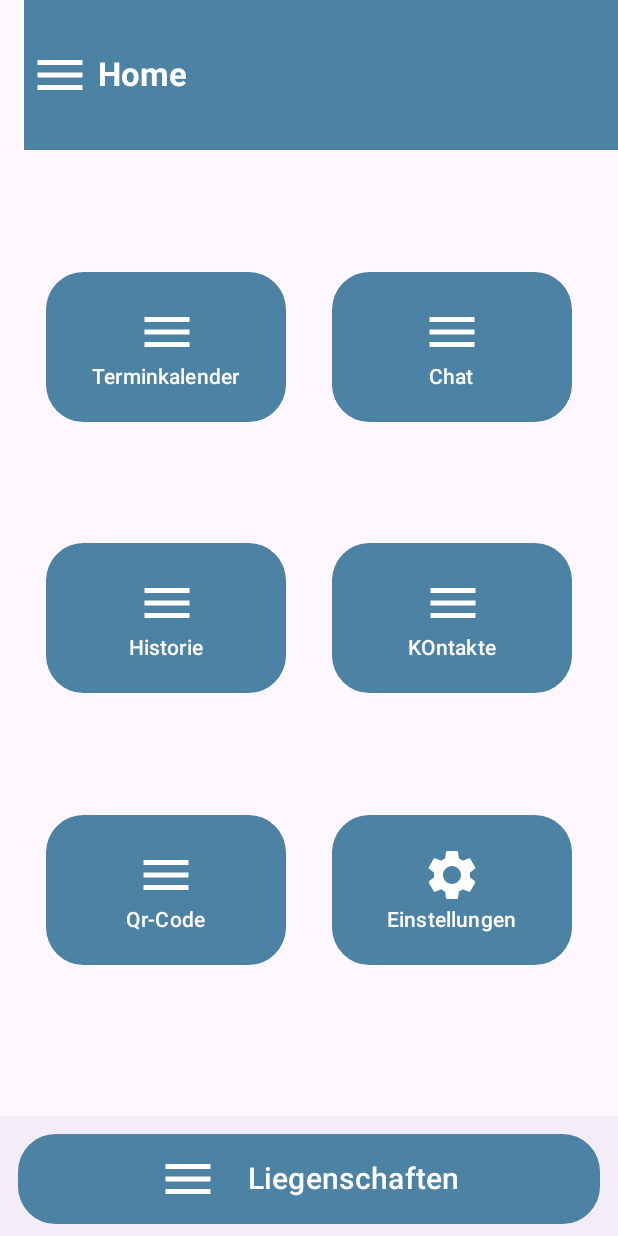
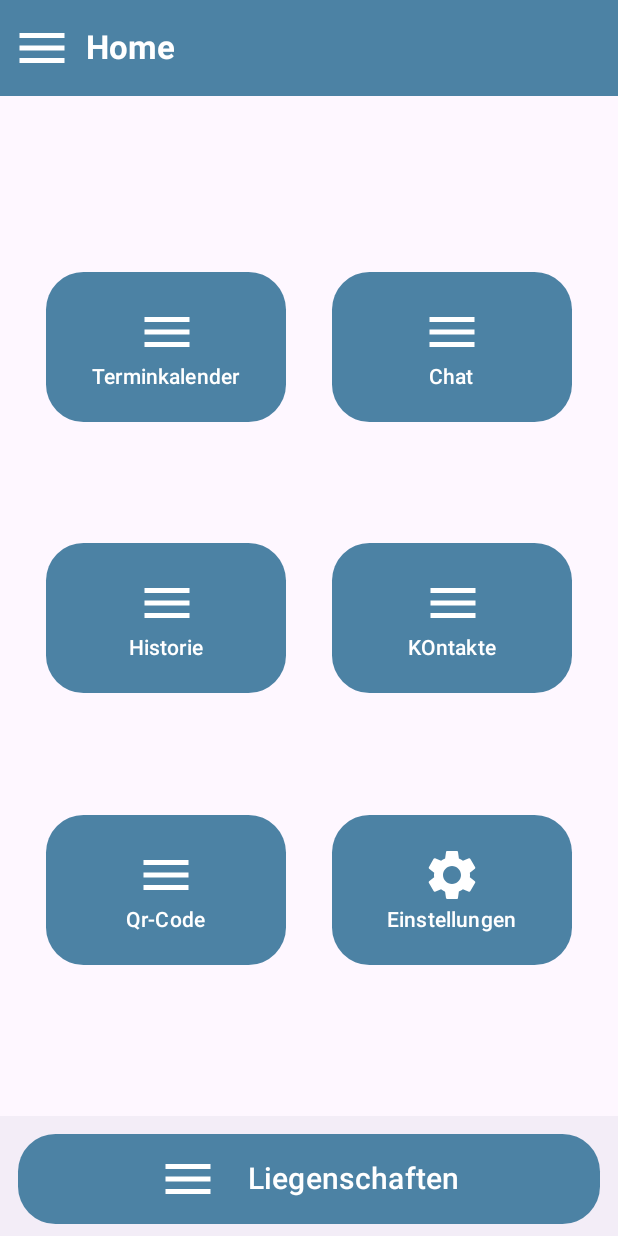
Before and after one commit to Pefex/Damage_App_001, an Android app built with Jetpack Compose: the screen it shows after launch (MainActivity), on a phone screen of 412 x 824 dp. Run offline under Robolectric (Android 15) with nearby library versions, the phone set to English and light mode, and no system bars; our stand-ins replace Room's generated code.

```diff
--- a/app/src/main/java/com/example/damage_app_001/MainActivity.kt
+++ b/app/src/main/java/com/example/damage_app_001/MainActivity.kt
@@ -13,16 +13,27 @@ import androidx.compose.runtime.Composable
 import androidx.compose.ui.Modifier
 import androidx.compose.ui.graphics.Color
 import androidx.compose.ui.tooling.preview.Preview
+import androidx.navigation.compose.rememberNavController
+import androidx.room.Room
+import com.example.damage_app_001.data.ElementDataBase
+import com.example.damage_app_001.domain.ElementsRepository
+import com.example.damage_app_001.navigation.NavigationGraph
 import com.example.damage_app_001.ui.theme.Damage_App_001Theme
+import com.example.damage_app_001.ui_elements.MainViewModel
 import com.example.damage_app_001.ui_elements.Mainscreen
 
 class MainActivity : ComponentActivity() {
     override fun onCreate(savedInstanceState: Bundle?) {
         super.onCreate(savedInstanceState)
+        val db = Room
+            .databaseBuilder(applicationContext, ElementDataBase::class.java, "element-db")
+            .build()
+        // 2. Manual MainViewModel Creation
+        val mainViewModel = MainViewModel(ElementsRepository(db.elementsDao()))
 
         enableEdgeToEdge()
         setContent {
-            Mainscreen()
+            NavigationGraph(navHostController = rememberNavController())
         }
     }
 }
--- /dev/null
+++ b/app/src/main/java/com/example/damage_app_001/data/ElementDataBase.kt
@@ -0,0 +1,9 @@
+package com.example.damage_app_001.data
+
+import androidx.room.Database
+import androidx.room.RoomDatabase
+
+@Database(entities = [ListData::class], version = 1)
+abstract class ElementDataBase : RoomDatabase(){
+    abstract fun elementsDao() : ElementsDao
+}
--- /dev/null
+++ b/app/src/main/java/com/example/damage_app_001/data/ElementsDao.kt
@@ -0,0 +1,23 @@
+package com.example.damage_app_001.data
+
+import androidx.room.Dao
+import androidx.room.Delete
+import androidx.room.Insert
+import androidx.room.OnConflictStrategy
+import androidx.room.Query
+import kotlinx.coroutines.flow.Flow
+
+
+@Dao
+interface ElementsDao {
+    @Query("SELECT * FROM ListData")
+    fun getAllData(): Flow<List<ListData>>
+
+    // 3. Insert Operation for Adding or Updating Items
+    @Insert(onConflict = OnConflictStrategy.REPLACE)
+    suspend fun insert(data: ListData)
+
+
+    @Delete
+    suspend fun delete(data: ListData)
+}
--- /dev/null
+++ b/app/src/main/java/com/example/damage_app_001/domain/ElementsRepository.kt
@@ -0,0 +1,18 @@
+package com.example.damage_app_001.domain
+
+import com.example.damage_app_001.data.ElementsDao
+import com.example.damage_app_001.data.ListData
+import kotlinx.coroutines.flow.Flow
+
+class ElementsRepository(val elementsDao: ElementsDao) {
+    val allData: Flow<List<ListData>> = elementsDao.getAllData()
+
+    // 3. Data Modification Methods
+    suspend fun insert(data: ListData) {
+        elementsDao.insert(data)
+    }
+
+    suspend fun delete(data: ListData) {
+        elementsDao.delete(data)
+    }
+}
--- /dev/null
+++ b/app/src/main/java/com/example/damage_app_001/navigation/NavigationGraph.kt
@@ -0,0 +1,24 @@
+package com.example.damage_app_001.navigation
+
+import androidx.compose.runtime.Composable
+import androidx.navigation.NavHostController
+import androidx.navigation.compose.NavHost
+import androidx.navigation.compose.composable
+import com.example.damage_app_001.ui_elements.CreateAndShowLocalizationScreen
+import com.example.damage_app_001.ui_elements.MAIN_SCREEN
+import com.example.damage_app_001.ui_elements.Mainscreen
+
+@Composable
+fun NavigationGraph(navHostController: NavHostController){
+    NavHost(navController = navHostController, startDestination = MAIN_SCREEN) {
+        composable(route = MAIN_SCREEN){
+            Mainscreen(navHostController)
+        }
+        composable(route = com.example.damage_app_001.ui_elements.CREATE_AND_SHOW_LOCALIZATION_SCREEN){
+            CreateAndShowLocalizationScreen()
+        }
+
+
+
+    }
+}
--- /dev/null
+++ b/app/src/main/java/com/example/damage_app_001/navigation/Routes.kt
@@ -0,0 +1,4 @@
+package com.example.damage_app_001.navigation
+
+const val MAIN_SCREEN = "MainScreen"
+const val CREATE_AND_SHOW_LOCALIZATION_SCREEN = "CreateAndShowLocalization"
--- /dev/null
+++ b/app/src/main/java/com/example/damage_app_001/ui_elements/MainViewModel.kt
@@ -0,0 +1,27 @@
+package com.example.damage_app_001.ui_elements
+
+import androidx.lifecycle.ViewModel
+import androidx.lifecycle.viewModelScope
+import com.example.damage_app_001.data.ListData
+import com.example.damage_app_001.domain.ElementsRepository
+import kotlinx.coroutines.launch
+
+class MainViewModel(
+    val repository: ElementsRepository
+) : ViewModel(){
+
+    val data = repository.allData
+
+
+    fun insert(data: ListData){
+        viewModelScope.launch {
+            repository.insert(data)
+        }
+    }
+
+    fun delete(data: ListData){
+        viewModelScope.launch {
+            repository.delete(data)
+        }
+    }
+}
--- a/app/src/main/java/com/example/damage_app_001/ui_elements/Mainscreen.kt
+++ b/app/src/main/java/com/example/damage_app_001/ui_elements/Mainscreen.kt
@@ -34,6 +34,7 @@ import androidx.compose.material3.IconButton
 import androidx.compose.material3.Scaffold
 import androidx.compose.material3.Text
 import androidx.compose.material3.TopAppBar
+import androidx.compose.material3.TopAppBarDefaults
 import androidx.compose.runtime.Composable
 import androidx.compose.ui.Alignment
 import androidx.compose.ui.Modifier
@@ -44,16 +45,19 @@ import androidx.compose.ui.text.font.FontWeight
 import androidx.compose.ui.tooling.preview.Preview
 import androidx.compose.ui.unit.dp
 import androidx.compose.ui.unit.sp
+import androidx.navigation.NavController
+import androidx.navigation.NavHostController
+import androidx.navigation.compose.rememberNavController
 import com.example.damage_app_001.R
 
 @Composable
-fun Mainscreen() {
-    MainLeyout()
+fun Mainscreen(navController: NavHostController) {
+    MainLeyout(navController)
 }
 @SuppressLint("UnusedMaterial3ScaffoldPaddingParameter")
 @OptIn(ExperimentalMaterial3Api::class)
 @Composable
-fun MainLeyout() {
+fun MainLeyout(navHostController: NavHostController) {
 
     var list = emptyList<Int>()
     Scaffold(
@@ -61,14 +65,15 @@ fun MainLeyout() {
         topBar = {
             TopAppBar(
                 title = {
-                    Row(
-                        horizontalArrangement = Arrangement.Start,
-                        verticalAlignment = Alignment.CenterVertically,
-                        modifier = Modifier
-                            .fillMaxWidth()
-                            .height(100.dp)
-                            .background(colorResource(R.color.app_blue))
-                    ) {
+                    Text(
+                        text = "Home",
+                        color = Color.White,
+                        fontWeight = FontWeight.Bold,
+                        modifier = Modifier.padding(start = 1.dp)
+                    )
+                },
+                navigationIcon = {
+
 
                         IconButton(onClick = { /*TODO*/ }) {
                             Icon(
@@ -79,21 +84,18 @@ fun MainLeyout() {
                             )
 
                         }
-
-                        Text(
-                            text = "Home",
-                            color = Color.White,
-                            fontWeight = FontWeight.Bold,
-                            modifier = Modifier.padding(start = 1.dp)
-                        )
-                    }
-                })
+                },
+                colors = TopAppBarDefaults.topAppBarColors(
+                    containerColor = colorResource(id = R.color.app_blue)
+                )
+            )
         },
 
         bottomBar = {
             BottomAppBar {
                 Box {
-                    Button(onClick = { /*TODO*/ },
+                    Button(onClick = { navHostController.navigate(
+                        CREATE_AND_SHOW_LOCALIZATION_SCREEN)},
                         colors = ButtonDefaults.buttonColors(containerColor = colorResource(R.color.app_blue)),
                         shape = RoundedCornerShape(25.dp),
                         modifier = Modifier
@@ -194,5 +196,6 @@ fun StartButton(imageVector: ImageVector, text: String ) {
 @Preview
 @Composable
 fun previewLeyout() {
-    MainLeyout()
+    val navController = rememberNavController()
+    MainLeyout(navController)
 }
--- /dev/null
+++ b/app/src/main/java/com/example/damage_app_001/ui_elements/Routes.kt
@@ -0,0 +1,4 @@
+package com.example.damage_app_001.ui_elements
+
+const val MAIN_SCREEN = "MainScreen"
+const val CREATE_AND_SHOW_LOCALIZATION_SCREEN = "CreateAndShowLocalization"
```
Also changed, not shown: app/build.gradle.kts (+12 -0 lines), app/src/main/java/com/example/damage_app_001/composable/CustomizeDropdown.kt (added, +68 -0 lines), app/src/main/java/com/example/damage_app_001/data/ListData.kt (added, +12 -0 lines), app/src/main/java/com/example/damage_app_001/ui_elements/CreatAndShowLocalizationScreen.kt (added, +37 -0 lines).
